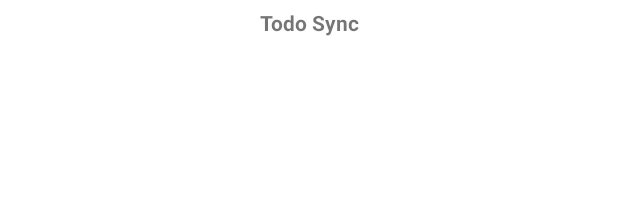
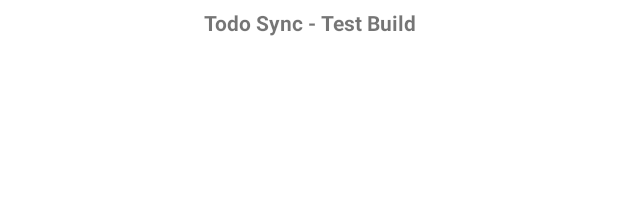
Before and after one commit to avimallik/ToDoSync, an Android app: the layout activity_main.xml on its own in the app's theme, with its tools: preview values and no code run, on a phone screen of 412 x 824 dp. Shown: the top 205 px of the screen. Run offline under Robolectric (Android 15) with nearby library versions, the phone set to English and light mode, and no system bars.

Commit message:
sending test build to the testers, trial-1

```diff
--- a/app/build.gradle.kts
+++ b/app/build.gradle.kts
@@ -14,7 +14,7 @@ android {
         minSdk = 24
         targetSdk = 36
         versionCode = 1
-        versionName = "1.0"
+        versionName = "1.1"
 
         testInstrumentationRunner = "androidx.test.runner.AndroidJUnitRunner"
     }
--- a/app/src/main/res/layout/activity_main.xml
+++ b/app/src/main/res/layout/activity_main.xml
@@ -11,7 +11,7 @@
     <TextView
         android:layout_width="match_parent"
         android:layout_height="wrap_content"
-        android:text="Todo Sync"
+        android:text="Todo Sync - Test Build"
         android:gravity="center"
         android:layout_margin="5dp"
         android:textStyle="bold"/>
```
